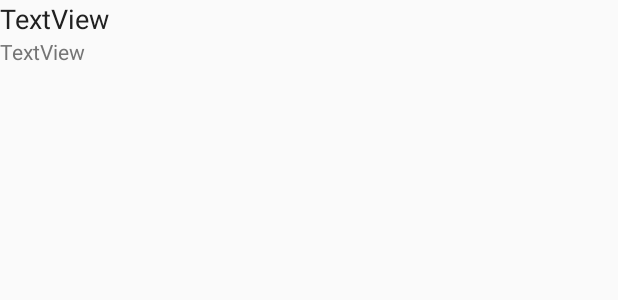
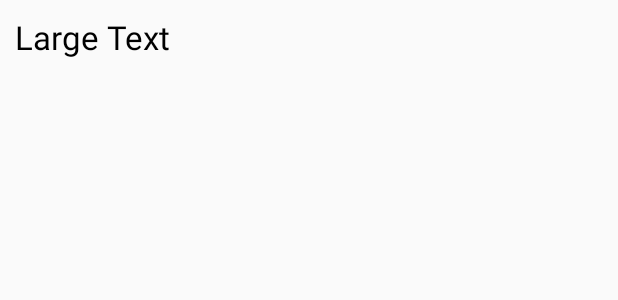
Before and after one commit to TheurgicDuke771/Medios_Original, an Android app: the layout songs_layout.xml on its own in the app's theme, with its tools: preview values and no code run, on a phone screen of 412 x 824 dp. Shown: the top 300 px of the screen. Run offline under Robolectric (Android 15) with nearby library versions, the light colour scheme and no system bars.

Commit message:
Revert "Show artist name along with the song name in the main activity"
This reverts commit 5bad62bebcafb755b9983afe7e7f2539ab574458.
This commit was for using Array Adapter. But now we have successfully implemented Custor Adapter. So we will revert this commit.

```diff
--- a/app/src/main/res/layout/songs_layout.xml
+++ b/app/src/main/res/layout/songs_layout.xml
@@ -1,41 +1,16 @@
 <?xml version="1.0" encoding="utf-8"?>
 <LinearLayout xmlns:android="http://schemas.android.com/apk/res/android"
-    xmlns:app="http://schemas.android.com/apk/res-auto"
     android:layout_width="match_parent"
     android:layout_height="match_parent">
 
 
-    <!--<ImageView
-        android:id="@+id/imageView"
-        android:layout_width="48dp"
-        android:layout_height="48dp"
-        android:layout_weight="1" />-->
 
-    <LinearLayout
+    <TextView
         android:layout_width="wrap_content"
         android:layout_height="wrap_content"
-        android:layout_weight="1"
-        android:orientation="vertical">
-
-        <TextView
-            android:id="@+id/song_text_view"
-            android:layout_width="wrap_content"
-            android:layout_height="wrap_content"
-            android:ellipsize="end"
-            android:maxLines="1"
-            android:text="TextView"
-            android:textColor="@color/textColorPrimary"
-            android:textSize="18sp" />
-
-        <TextView
-            android:id="@+id/artist_text_view"
-            android:layout_width="wrap_content"
-            android:layout_height="wrap_content"
-            android:ellipsize="end"
-            android:maxLines="1"
-            android:text="TextView"
-            android:textColor="@color/textColorSecondary"
-            android:textSize="14sp" />
-    </LinearLayout>
-
+        android:textAppearance="?android:attr/textAppearanceLarge"
+        android:text="Large Text"
+        android:id="@+id/textView"
+        android:textColor="#000000"
+        android:padding="10dp" />
 </LinearLayout>
--- a/app/src/main/res/values/colors.xml
+++ b/app/src/main/res/values/colors.xml
@@ -4,9 +4,6 @@
     <color name="colorPrimaryDark">#689f38</color>
     <color name="colorPrimaryLight">#dcedc8</color>
     <color name="colorAccent">#607d8b</color>
-
-    <color name="textColorPrimary">#212121</color>
-    <color name="textColorSecondary">#757575</color>
 
     <color name="first_slide_background">#8bc34a</color>
     <color name="first_slide_buttons">#8bc34a</color>
```
Also changed, not shown: app/src/main/java/com/amigos/android/medios/MainActivity.java (+15 -24 lines), app/src/main/java/com/amigos/android/medios/Song.java (deleted, +0 -43 lines), app/src/main/java/com/amigos/android/medios/SongAdapter.java (deleted, +0 -53 lines).
